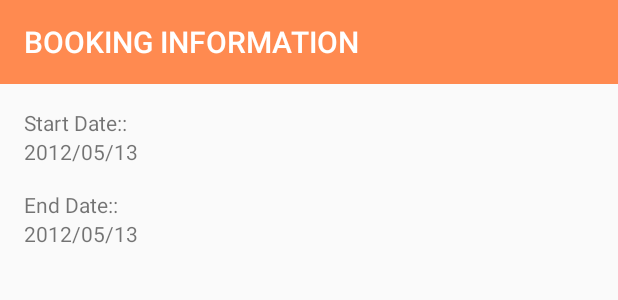
After one commit to TORU0239/SAssess, an Android app: the layout layout_booking_info.xml on its own in the app's theme, with its tools: preview values and no code run, on a phone screen of 412 x 824 dp. The commit adds this screen. Shown: the top 300 px of the screen. Run offline under Robolectric (Android 15) with nearby library versions, the phone set to English and light mode, and no system bars.

Commit message:
layout dialog and delete location api

```diff
--- a/app/src/main/java/my/com/toru/sassess/ui/MainActivity.kt
+++ b/app/src/main/java/my/com/toru/sassess/ui/MainActivity.kt
@@ -289,6 +289,9 @@ class MainActivity : AppCompatActivity(), OnMapReadyCallback, GoogleMap.OnInfoWi
                                 .putExtra("DROP_OFF", list)
                                 .putExtra("SELECTED_LAT", tag.location[0])
                                 .putExtra("SELECTED_LNG", tag.location[1])
+                                .putExtra("START_TS", (calendar.timeInMillis))
+                                .putExtra("END_TS", (secondCalendar.timeInMillis))
+
                         startActivity(intent)
                         marker.hideInfoWindow()
                     }
--- /dev/null
+++ b/app/src/main/res/layout/layout_booking_info.xml
@@ -0,0 +1,55 @@
+<?xml version="1.0" encoding="utf-8"?>
+<android.support.constraint.ConstraintLayout xmlns:android="http://schemas.android.com/apk/res/android"
+    xmlns:tools="http://schemas.android.com/tools"
+    xmlns:app="http://schemas.android.com/apk/res-auto"
+    android:layout_width="match_parent"
+    android:layout_height="match_parent"
+    android:minWidth="1000dp"
+    android:minHeight="450dp">
+
+    <android.support.v7.widget.Toolbar
+        android:id="@+id/toolbar"
+        android:layout_width="match_parent"
+        android:layout_height="?android:attr/actionBarSize"
+        android:background="@color/colorAccent"
+        app:title="BOOKING INFORMATION"
+        app:titleTextColor="@android:color/white"/>
+
+    <TextView
+        android:id="@+id/booking_start"
+        android:layout_width="wrap_content"
+        android:layout_height="wrap_content"
+        android:layout_marginTop="16dp"
+        android:layout_marginStart="16dp"
+        android:text="Start Date:: "
+        app:layout_constraintTop_toBottomOf="@id/toolbar"
+        app:layout_constraintStart_toStartOf="parent"/>
+
+    <TextView
+        android:id="@+id/booking_start_date"
+        android:layout_width="wrap_content"
+        android:layout_height="wrap_content"
+        android:layout_marginStart="16dp"
+        app:layout_constraintStart_toStartOf="parent"
+        app:layout_constraintTop_toBottomOf="@id/booking_start"
+        tools:text="2012/05/13"/>
+
+    <TextView
+        android:id="@+id/booking_end"
+        android:layout_width="wrap_content"
+        android:layout_height="wrap_content"
+        android:layout_marginTop="16dp"
+        android:layout_marginStart="16dp"
+        android:text="End Date:: "
+        app:layout_constraintTop_toBottomOf="@id/booking_start_date"
+        app:layout_constraintStart_toStartOf="parent"/>
+
+    <TextView
+        android:id="@+id/booking_end_date"
+        android:layout_width="wrap_content"
+        android:layout_height="wrap_content"
+        android:layout_marginStart="16dp"
+        app:layout_constraintStart_toStartOf="parent"
+        app:layout_constraintTop_toBottomOf="@id/booking_end"
+        tools:text="2012/05/13"/>
+</android.support.constraint.ConstraintLayout>
--- a/app/src/main/res/values/colors.xml
+++ b/app/src/main/res/values/colors.xml
@@ -1,6 +1,9 @@
 <?xml version="1.0" encoding="utf-8"?>
 <resources>
-    <color name="colorPrimary">#3F51B5</color>
-    <color name="colorPrimaryDark">#303F9F</color>
-    <color name="colorAccent">#FF4081</color>
+    <color name="colorPrimary">#d32f2f</color>
+    <color name="colorPrimaryDark">#9a0007</color>
+    <color name="colorAccent">#ff8a50</color>
+
+
+    <color name="launchActivityBgColor">#f4511e</color>
 </resources>
```
Also changed, not shown: app/src/main/java/my/com/toru/sassess/ui/BookingActivity.kt (+50 -27 lines), app/src/main/java/my/com/toru/sassess/ui/BookingInfoDialogFragment.kt (added, +50 -0 lines), app/src/main/res/layout/activity_launch.xml (+21 -3 lines), app/src/main/res/layout/activity_main.xml (+5 -5 lines), app/src/main/res/layout/adapter_drop_off.xml (deleted, +0 -18 lines), app/src/main/res/values/strings.xml (+9 -0 lines).
